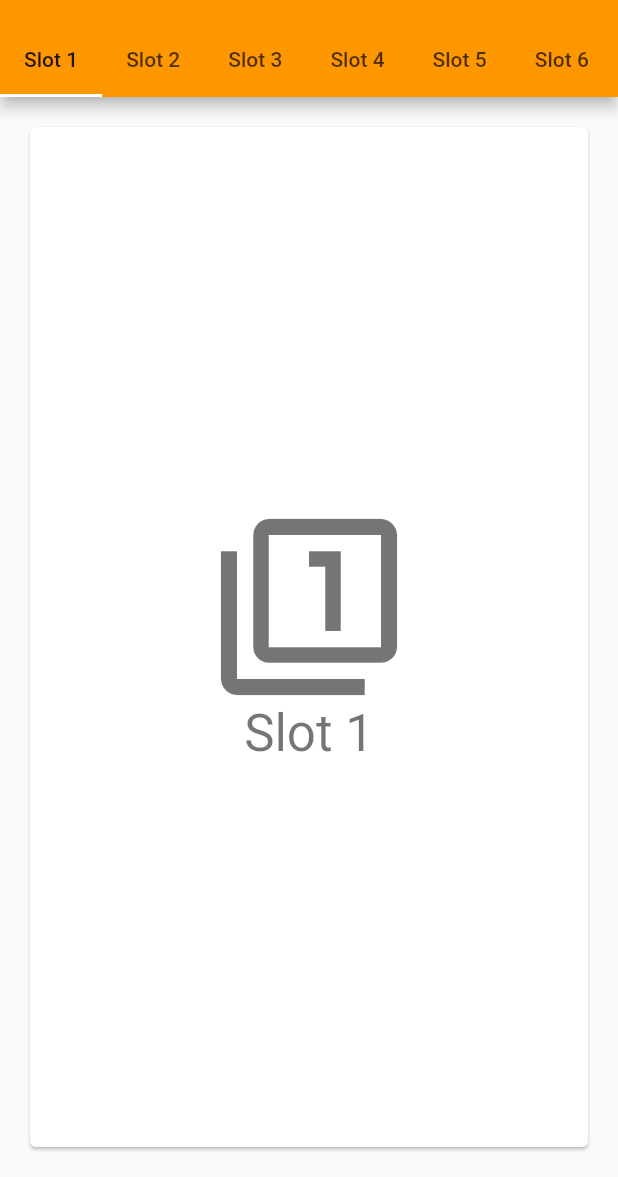
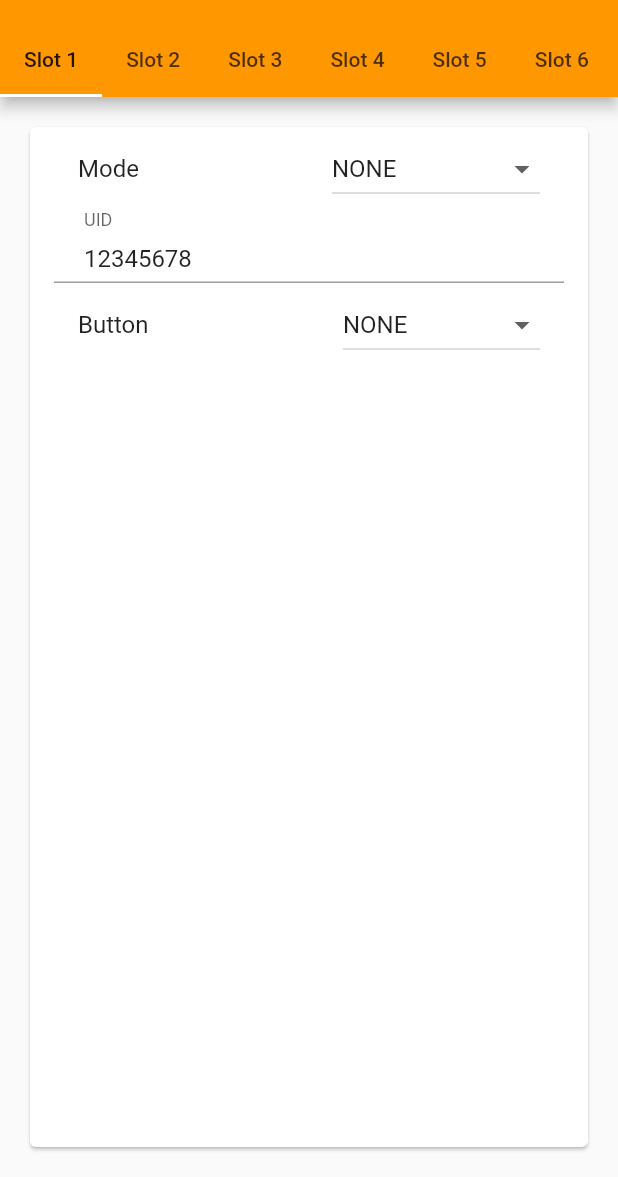
Before and after one commit to kgamecarter/ChameleonMiniApp, a Flutter app: the screen it shows after launch, on a phone screen of 412 x 824 dp, the part 59-1236 px from its top. Run offline on Flutter 3.47's test engine with Material 2 defaults, Android fonts, the phone set to English and light mode, and no system bars; our stand-ins replace shared_preferences.

Commit message:
Slot view mode, uid, button

```diff
--- a/lib/views/home/homePage.dart
+++ b/lib/views/home/homePage.dart
@@ -22,31 +22,26 @@ class _HomePageState extends State<HomePage> {
   Widget build(BuildContext context) {
     if (slots == null) {
       slots = <Slot>[
-        Slot(title: '${S.of(context).slot} 1', icon: Icons.filter_1),
-        Slot(title: '${S.of(context).slot} 2', icon: Icons.filter_2),
-        Slot(title: '${S.of(context).slot} 3', icon: Icons.filter_3),
-        Slot(title: '${S.of(context).slot} 4', icon: Icons.filter_4),
-        Slot(title: '${S.of(context).slot} 5', icon: Icons.filter_5),
-        Slot(title: '${S.of(context).slot} 6', icon: Icons.filter_6),
-        Slot(title: '${S.of(context).slot} 7', icon: Icons.filter_7),
-        Slot(title: '${S.of(context).slot} 8', icon: Icons.filter_8),
+        Slot(index: 0),
+        Slot(index: 1),
+        Slot(index: 2),
+        Slot(index: 3),
+        Slot(index: 4),
+        Slot(index: 5),
+        Slot(index: 6),
+        Slot(index: 7),
       ];
     }
-    return MaterialApp(
-      theme: ThemeData(
-        primarySwatch: Colors.orange,
-        accentColor: Colors.white
-      ),
-      home: DefaultTabController(
+    return DefaultTabController(
         length: slots.length,
         child: Scaffold(
           appBar: AppBar(
             title: Text(S.of(context).chameleonMiniApp),
             bottom: TabBar(
               isScrollable: true,
-              tabs: slots.map((Slot choice) {
+              tabs: slots.map((Slot slot) {
                 return Tab(
-                  text: choice.title,
+                  text: '${S.of(context).slot} ${slot.index + 1}',
                 );
               }).toList(),
             ),
@@ -66,7 +61,6 @@ class _HomePageState extends State<HomePage> {
             }).toList(),
           ),
         ),
-      ),
-    );
+      );
   }
 }
--- a/lib/views/home/slotView.dart
+++ b/lib/views/home/slotView.dart
@@ -1,29 +1,76 @@
 import 'package:flutter/material.dart';
 
+import '../../generated/i18n.dart';
+
 class Slot {
-  const Slot({this.title, this.icon});
+  Slot({this.index});
 
-  final String title;
-  final IconData icon;
+  final int index;
+  String mode = "NONE";
+  String uid = "12345678";
+  String button = "NONE";
 }
 
-class SlotView extends StatelessWidget {
-  const SlotView({Key key, this.slot}) : super(key: key);
+class SlotView extends StatefulWidget {
+  SlotView({Key key, this.slot}) : super(key: key);
 
   final Slot slot;
 
   @override
+  _SlotViewState createState() => _SlotViewState();
+}
+
+class _SlotViewState extends State<SlotView> {
+
+  @override
   Widget build(BuildContext context) {
-    final TextStyle textStyle = Theme.of(context).textTheme.display1;
     return Card(
       color: Colors.white,
       child: Center(
-        child: Column(
-          mainAxisSize: MainAxisSize.min,
-          crossAxisAlignment: CrossAxisAlignment.center,
+        child: ListView(
+          padding: const EdgeInsets.symmetric(horizontal: 16.0),
           children: <Widget>[
-            Icon(slot.icon, size: 128.0, color: textStyle.color),
-            Text(slot.title, style: textStyle),
+            ListTile(
+              title: Text(S.of(context).mode),
+              trailing: DropdownButton(
+                value: widget.slot.mode,
+                items: <DropdownMenuItem<String>>[
+                  DropdownMenuItem(value: 'NONE', child: Text('NONE'),),
+                  DropdownMenuItem(value: 'MF_DETECTOIN', child: Text('MF_DETECTOIN'),),
+                ],
+                onChanged: (str) {
+                  setState(() {
+                    widget.slot.mode = str;
+                  });
+                },
+              ),
+            ),
+            TextField(
+              controller: TextEditingController(text: widget.slot.uid),
+              decoration: InputDecoration(
+                labelText: S.of(context).uid,
+                contentPadding: const EdgeInsets.symmetric(horizontal: 20.0),
+              ),
+              keyboardType: TextInputType.text,
+              onChanged: (str) {
+                widget.slot.uid = str;
+              },
+            ),
+            ListTile(
+              title: Text(S.of(context).button),
+              trailing: DropdownButton(
+                value: widget.slot.button,
+                items: <DropdownMenuItem<String>>[
+                  DropdownMenuItem(value: 'NONE', child: Text('NONE'),),
+                  DropdownMenuItem(value: 'SWITCH_CARD', child: Text('SWITCH_CARD'),),
+                ],
+                onChanged: (str) {
+                  setState(() {
+                    widget.slot.button = str;
+                  });
+                },
+              ),
+            ),
           ],
         ),
       ),
--- a/lib/views/settings/languagePage.dart
+++ b/lib/views/settings/languagePage.dart
@@ -13,7 +13,7 @@ class _LanguagePageState extends State<LanguagePage> {
 
   @override
   Widget build(BuildContext context) {
-    return  new Scaffold(
+    return new Scaffold(
       appBar: new AppBar(
         title: new Text(S.of(context).selectLanguage),
       ),
--- a/lib/views/settings/settingsPage.dart
+++ b/lib/views/settings/settingsPage.dart
@@ -28,7 +28,6 @@ class _SettingsPageState extends State<SettingsPage> {
   }
 
   String _localToString(Locale locale) {
-    print(locale);
     if (locale == null)
       return S.of(context).systemDefault;
     if (locale.languageCode == 'en')
--- a/res/values/strings_en.arb
+++ b/res/values/strings_en.arb
@@ -1,12 +1,15 @@
 {
+  "button": "Button",
   "effectiveAfterRestartingTheApp": "Effective after restarting app",
   "chameleonMiniApp": "Chameleon Mini App",
   "english": "English",
   "generalSetting": "General Setting",
   "language": "Language",
+  "mode": "Mode",
   "slot": "Slot",
   "selectLanguage": "Select Language",
   "settings": "Settings",
   "traditionalChinese": "Traditional Chinese",
+  "uid": "UID",
   "systemDefault": "System Default"
 }
--- a/res/values/strings_zh_TW.arb
+++ b/res/values/strings_zh_TW.arb
@@ -1,11 +1,14 @@
 {
+  "button": "按鈕",
   "effectiveAfterRestartingTheApp": "重啟App後生效",
   "english": "英文",
   "generalSetting": "一般設定",
   "language": "語言",
+  "mode": "模式",
   "slot": "槽位",
   "selectLanguage": "選擇語言",
   "settings": "設定",
   "traditionalChinese": "正體中文",
+  "uid": "UID",
   "systemDefault": "系統預設"
 }
```
Also changed, not shown: lib/generated/i18n.dart.
